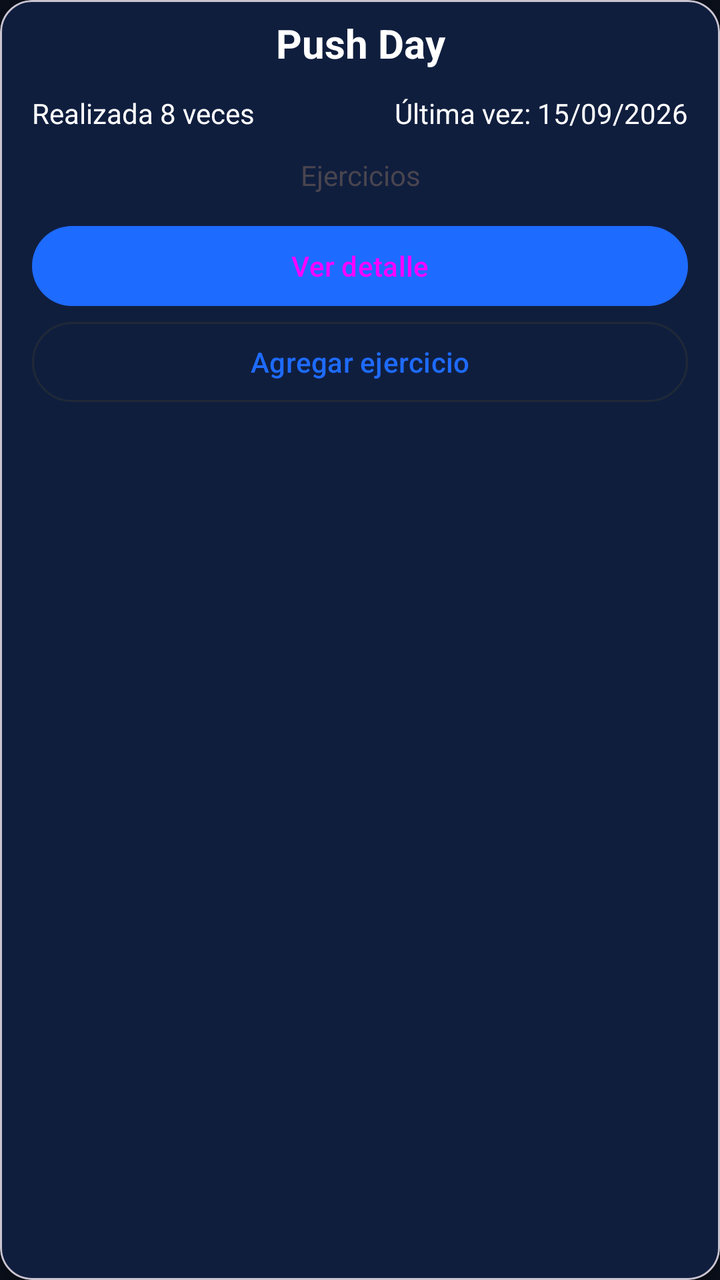
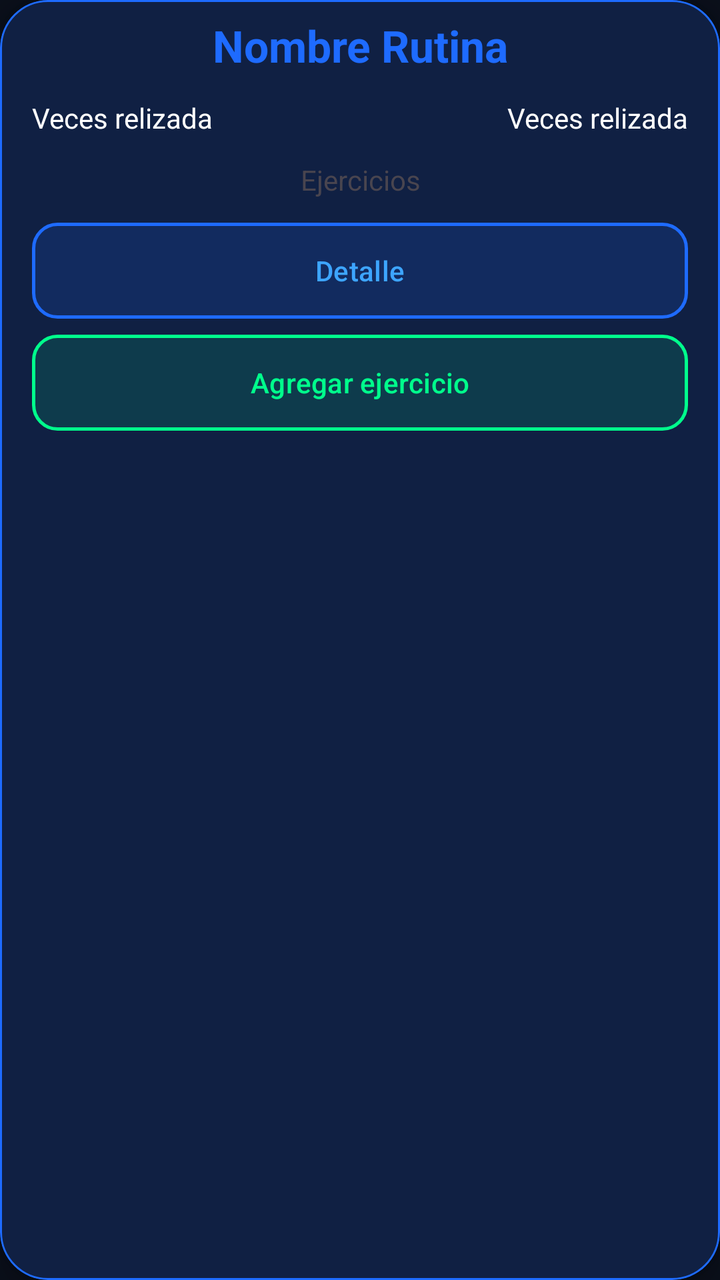

An Android layout rendered at two revisions. The XML below is the earlier revision; the diff shows what the commit changed to produce the second picture.
<!-- AndroidManifest.xml: application theme Theme.Marber -->
<!-- res/layout/item_rutina.xml -->
<?xml version="1.0" encoding="utf-8"?>
<com.google.android.material.card.MaterialCardView
    xmlns:android="http://schemas.android.com/apk/res/android"
    xmlns:app="http://schemas.android.com/apk/res-auto"
    xmlns:tools="http://schemas.android.com/tools"
    android:layout_width="match_parent"
    android:layout_height="wrap_content"
    android:layout_margin="8dp"
    app:cardCornerRadius="16dp"
    app:cardElevation="4dp">

    <androidx.constraintlayout.widget.ConstraintLayout
        android:layout_width="match_parent"
        android:layout_height="wrap_content">

        <TextView
            android:id="@+id/titulo_card_rutina"
            android:layout_width="0dp"
            android:layout_height="wrap_content"
            android:layout_marginTop="8dp"
            android:gravity="center"
            android:text="Push Day"
            android:textColor="@color/marber_text_high"
            android:textSize="20sp"
            android:textStyle="bold"
            app:layout_constraintEnd_toEndOf="parent"
            app:layout_constraintStart_toStartOf="parent"
            app:layout_constraintTop_toTopOf="parent" />

        <TextView
            android:id="@+id/subtitulo1_card"
            android:layout_width="wrap_content"
            android:layout_height="wrap_content"
            android:layout_marginStart="16dp"
            android:layout_marginTop="12dp"
            android:text="Realizada 8 veces"
            android:textColor="@color/marber_text_high"
            app:layout_constraintStart_toStartOf="parent"
            app:layout_constraintTop_toBottomOf="@id/titulo_card_rutina" />

        <TextView
            android:id="@+id/subtitulo2_card"
            android:layout_width="wrap_content"
            android:layout_height="wrap_content"
            android:layout_marginTop="12dp"
            android:layout_marginEnd="16dp"
            android:text="Última vez: 15/09/2026"
            android:textColor="@color/marber_text_high"
            app:layout_constraintEnd_toEndOf="parent"
            app:layout_constraintTop_toBottomOf="@id/titulo_card_rutina" />

        <TextView
            android:id="@+id/subtitulo_ftos_rutina"
            android:layout_width="0dp"
            android:layout_height="wrap_content"
            android:layout_marginTop="12dp"
            android:gravity="center"
            android:text="Ejercicios"
            app:layout_constraintStart_toStartOf="parent"
            app:layout_constraintEnd_toEndOf="parent"
            app:layout_constraintTop_toBottomOf="@id/subtitulo2_card" />

        <androidx.recyclerview.widget.RecyclerView
            android:id="@+id/rv_ejercicios"
            android:layout_width="0dp"
            android:layout_height="wrap_content"
            android:layout_marginTop="12dp"
            android:layout_marginBottom="12dp"
            app:layout_constraintTop_toBottomOf="@id/subtitulo_ftos_rutina"
            app:layout_constraintStart_toStartOf="parent"
            app:layout_constraintEnd_toEndOf="parent"/>

        <com.google.android.material.button.MaterialButton
            android:id="@+id/btn_detalle_rutina"
            android:layout_width="0dp"
            android:layout_height="wrap_content"
            android:layout_marginStart="16dp"
            android:layout_marginEnd="16dp"
            android:layout_marginBottom="8dp"
            android:text="Ver detalle"
            app:layout_constraintTop_toBottomOf="@id/rv_ejercicios"
            app:layout_constraintStart_toStartOf="parent"
            app:layout_constraintEnd_toEndOf="parent" />

        <com.google.android.material.button.MaterialButton
            android:id="@+id/btn_agregar_ejercicio"
            style="@style/Widget.Material3.Button.OutlinedButton"
            android:layout_width="0dp"
            android:layout_height="wrap_content"
            android:layout_marginHorizontal="16dp"
            android:layout_marginBottom="8dp"
            android:text="@string/agregar_ejercicio"
            app:layout_constraintTop_toBottomOf="@id/btn_detalle_rutina"
            app:layout_constraintBottom_toBottomOf="parent"
            app:layout_constraintStart_toStartOf="parent"
            app:layout_constraintEnd_toEndOf="parent" />
    </androidx.constraintlayout.widget.ConstraintLayout>

</com.google.android.material.card.MaterialCardView>
<!-- resources referenced by this layout -->
<resources>
  <color name="marber_text_high">#FFFFFF</color>
  <string name="agregar_ejercicio">Agregar ejercicio</string>
  <style name="Theme.Marber" parent="Base.Theme.Marber" />
  <style name="Base.Theme.Marber" parent="Platform.Theme.Marber">
          <item name="colorPrimary">@color/marber_primary</item>
          <item name="colorOnPrimary">@color/marber_on_primary</item>
          <item name="colorSurface">@color/marber_surface</item>
          <item name="colorOnSurface">@color/marber_text_high</item>
          <item name="colorOnSurfaceVariant">@color/marber_text_medium</item>
          <item name="colorOutline">@color/marber_surface_alt</item>
          <item name="colorOnBackground">@color/marber_text_high</item>
          <item name="android:colorBackground">@color/marber_background</item>
          <item name="android:windowBackground">@color/marber_background</item>
          <item name="colorError">@color/marber_error</item>
          <item name="colorOnError">@color/marber_on_primary</item>
          <item name="android:textColorPrimary">@color/marber_text_high</item>
          <item name="android:textColorSecondary">@color/marber_text_medium</item>
          <item name="android:statusBarColor">@color/marber_background</item>
          <item name="android:navigationBarColor">@color/marber_background</item>
          <item name="android:windowLightStatusBar">false</item>
      </style>
  <style name="Platform.Theme.Marber" parent="Theme.Material3.DayNight.NoActionBar" />
  <color name="marber_primary">#1E6BFF</color>
  <color name="marber_surface">#0F172A</color>
  <color name="marber_text_medium">#B0B8C5</color>
  <color name="marber_surface_alt">#1F2937</color>
  <color name="marber_background">#0A0F1A</color>
  <color name="marber_error">#FF6B6B</color>
</resources>

<!-- the commit's change to res/layout/item_rutina.xml (unified diff, before → after) -->
@@ -6,8 +6,11 @@
     android:layout_width="match_parent"
     android:layout_height="wrap_content"
     android:layout_margin="8dp"
-    app:cardCornerRadius="16dp"
-    app:cardElevation="4dp">
+    app:cardCornerRadius="24dp"
+    app:cardBackgroundColor="@color/marber_surface"
+    app:cardElevation="8dp"
+    app:strokeColor="@color/marber_primary"
+    app:strokeWidth="1dp">
 
     <androidx.constraintlayout.widget.ConstraintLayout
         android:layout_width="match_parent"
@@ -19,10 +22,10 @@
             android:layout_height="wrap_content"
             android:layout_marginTop="8dp"
             android:gravity="center"
-            android:text="Push Day"
-            android:textColor="@color/marber_text_high"
-            android:textSize="20sp"
+            android:text="@string/txt_titulo_card_rutina"
+            android:textSize="22sp"
             android:textStyle="bold"
+            android:textColor="@color/marber_primary"
             app:layout_constraintEnd_toEndOf="parent"
             app:layout_constraintStart_toStartOf="parent"
             app:layout_constraintTop_toTopOf="parent" />
@@ -33,7 +36,7 @@
             android:layout_height="wrap_content"
             android:layout_marginStart="16dp"
             android:layout_marginTop="12dp"
-            android:text="Realizada 8 veces"
+            android:text="@string/txt_subtitulo1_card_rutina"
             android:textColor="@color/marber_text_high"
             app:layout_constraintStart_toStartOf="parent"
             app:layout_constraintTop_toBottomOf="@id/titulo_card_rutina" />
@@ -44,7 +47,7 @@
             android:layout_height="wrap_content"
             android:layout_marginTop="12dp"
             android:layout_marginEnd="16dp"
-            android:text="Última vez: 15/09/2026"
+            android:text="@string/txt_subtitulo1_card_rutina"
             android:textColor="@color/marber_text_high"
             app:layout_constraintEnd_toEndOf="parent"
             app:layout_constraintTop_toBottomOf="@id/titulo_card_rutina" />
@@ -73,11 +76,15 @@
         <com.google.android.material.button.MaterialButton
             android:id="@+id/btn_detalle_rutina"
             android:layout_width="0dp"
-            android:layout_height="wrap_content"
             android:layout_marginStart="16dp"
             android:layout_marginEnd="16dp"
             android:layout_marginBottom="8dp"
-            android:text="Ver detalle"
+            android:text="@string/txt_btn_detalle"
+            android:layout_height="wrap_content"
+            android:background="@drawable/btn_glass_primary"
+            android:textColor="@color/marber_primary_light"
+            android:elevation="12dp"
+            app:backgroundTint="@null"
             app:layout_constraintTop_toBottomOf="@id/rv_ejercicios"
             app:layout_constraintStart_toStartOf="parent"
             app:layout_constraintEnd_toEndOf="parent" />
@@ -88,12 +95,17 @@
             android:layout_width="0dp"
             android:layout_height="wrap_content"
             android:layout_marginHorizontal="16dp"
+            android:layout_marginTop="8dp"
             android:layout_marginBottom="8dp"
+            android:background="@drawable/btn_glass_succes"
+            android:elevation="12dp"
             android:text="@string/agregar_ejercicio"
-            app:layout_constraintTop_toBottomOf="@id/btn_detalle_rutina"
+            android:textColor="@color/marber_success"
+            app:backgroundTint="@null"
             app:layout_constraintBottom_toBottomOf="parent"
+            app:layout_constraintEnd_toEndOf="parent"
             app:layout_constraintStart_toStartOf="parent"
-            app:layout_constraintEnd_toEndOf="parent" />
+            app:layout_constraintTop_toBottomOf="@id/btn_detalle_rutina" />
     </androidx.constraintlayout.widget.ConstraintLayout>
 
 </com.google.android.material.card.MaterialCardView>
<!-- resource entries referenced after the edit -->
@@ -1,7 +1,36 @@
 <!-- resources referenced by this layout -->
 <resources>
   <color name="marber_text_high">#FFFFFF</color>
+  <!-- drawable btn_glass_primary (drawable) -->
+  <?xml version="1.0" encoding="utf-8"?>
+  <shape xmlns:android="http://schemas.android.com/apk/res/android">
+  
+      <solid android:color="#261E6BFF"/>
+  
+      <stroke
+          android:width="1.5dp"
+          android:color="@color/marber_primary"/>
+  
+      <corners android:radius="12dp"/>
+  
+  </shape>
+  <!-- drawable btn_glass_succes (drawable) -->
+  <?xml version="1.0" encoding="utf-8"?>
+  <shape xmlns:android="http://schemas.android.com/apk/res/android">
+  
+      <solid android:color="#1F00FF8C"/>
+  
+      <stroke
+          android:width="1.5dp"
+          android:color="@color/marber_success"/>
+  
+      <corners android:radius="12dp"/>
+  
+  </shape>
   <string name="agregar_ejercicio">Agregar ejercicio</string>
+  <string name="txt_btn_detalle">Detalle</string>
+  <string name="txt_subtitulo1_card_rutina">"Veces relizada"</string>
+  <string name="txt_titulo_card_rutina">Nombre Rutina</string>
   <style name="Theme.Marber" parent="Base.Theme.Marber" />
   <style name="Base.Theme.Marber" parent="Platform.Theme.Marber">
           <item name="colorPrimary">@color/marber_primary</item>
@@ -23,6 +52,8 @@
       </style>
   <style name="Platform.Theme.Marber" parent="Theme.Material3.DayNight.NoActionBar" />
   <color name="marber_primary">#1E6BFF</color>
+  <color name="marber_primary_light">#3DA5FF</color>
+  <color name="marber_success">#00FF8C</color>
   <color name="marber_surface">#0F172A</color>
   <color name="marber_text_medium">#B0B8C5</color>
   <color name="marber_surface_alt">#1F2937</color>
